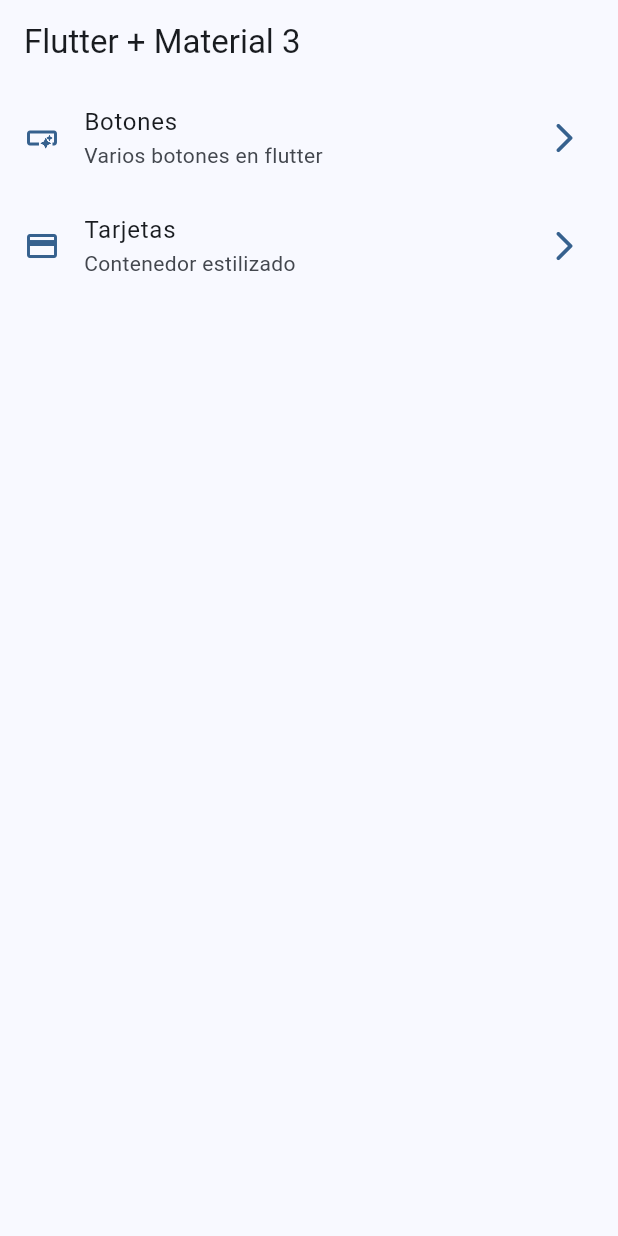
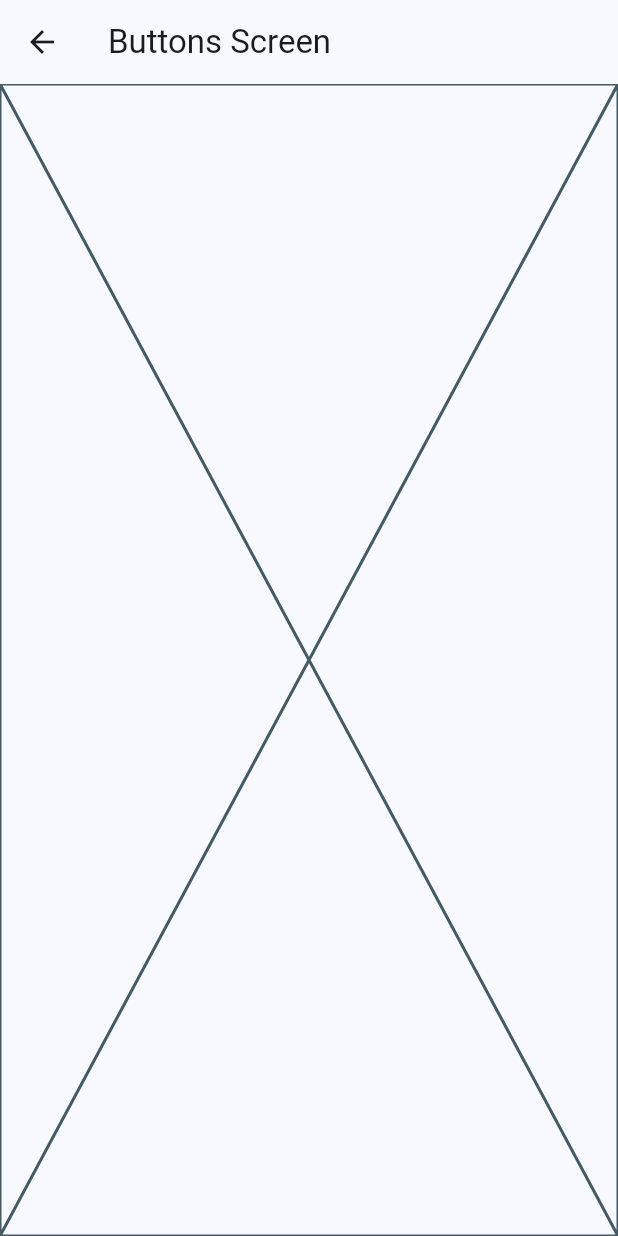
Before and after one commit to raidolContreras/widgets_app, a Flutter app: the screen it shows after launch, after a tap on "Botones", on a phone screen of 412 x 824 dp. Run offline on Flutter 3.47's test engine with Material 2 defaults, Android fonts, the phone set to English and light mode, and no system bars.

```diff
--- a/lib/config/menu/menu_items.dart
+++ b/lib/config/menu/menu_items.dart
@@ -24,7 +24,7 @@ const appMenuItems = <MenuItem>[
   MenuItem(
     title: 'Tarjetas',
     subTitle: 'Contenedor estilizado',
-    link: '/card',
+    link: '/cards',
     icon: Icons.credit_card
   ),
 ];
--- a/lib/main.dart
+++ b/lib/main.dart
@@ -1,5 +1,7 @@
 import 'package:flutter/material.dart';
 import 'package:widgets_app/config/theme/app_theme.dart';
+import 'package:widgets_app/presentation/screens/buttons/buttons_screen.dart';
+import 'package:widgets_app/presentation/screens/cards/cards_screen.dart';
 import 'package:widgets_app/presentation/screens/home/home_screen.dart';
 
 void main() {
@@ -14,7 +16,11 @@ class MainApp extends StatelessWidget {
     return MaterialApp(
       debugShowCheckedModeBanner: false,
       theme: AppTheme(selectedColor: 0).getTheme(),
-      home: const HomeScreen()
+      home: const HomeScreen(),
+      routes: {
+        '/buttons':(context) => const ButtonsScreen(),
+        '/cards':(context) => const CardsScreen(),
+      },
     );
   }
 }
--- /dev/null
+++ b/lib/presentation/screens/buttons/buttons_screen.dart
@@ -0,0 +1,15 @@
+import 'package:flutter/material.dart';
+
+class ButtonsScreen extends StatelessWidget {
+  const ButtonsScreen({super.key});
+
+  @override
+  Widget build(BuildContext context) {
+    return Scaffold(
+      appBar: AppBar(
+        title: const Text('Buttons Screen'),
+      ),
+      body: const Placeholder(),
+    );
+  }
+}
--- a/lib/presentation/screens/home/home_screen.dart
+++ b/lib/presentation/screens/home/home_screen.dart
@@ -1,5 +1,6 @@
 import 'package:flutter/material.dart';
 import 'package:widgets_app/config/menu/menu_items.dart';
+import 'package:widgets_app/presentation/screens/buttons/buttons_screen.dart';
 
 class HomeScreen extends StatelessWidget {
   const HomeScreen({super.key});
@@ -50,7 +51,14 @@ class _CustomListTile extends StatelessWidget {
       title: Text(menuItem.title),
       subtitle: Text(menuItem.subTitle),
       onTap: () {
-        // TODO: Navegar a otra pantalla
+
+        // Navigator.of(context).push(
+        //   MaterialPageRoute(
+        //     builder: (context) => const ButtonsScreen(),
+        //   ),
+        // );
+        Navigator.pushNamed(context, menuItem.link);
+
       },
     );
   }
```
Also changed, not shown: lib/presentation/screens/cards/cards_screen.dart (added, +15 -0 lines).
